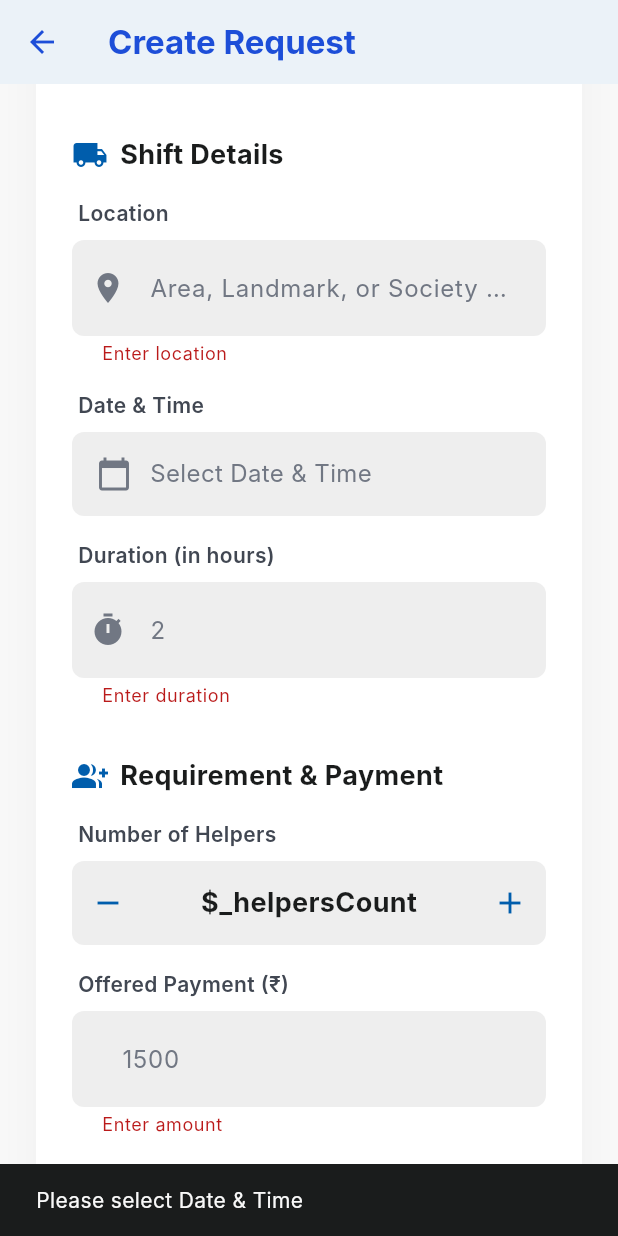
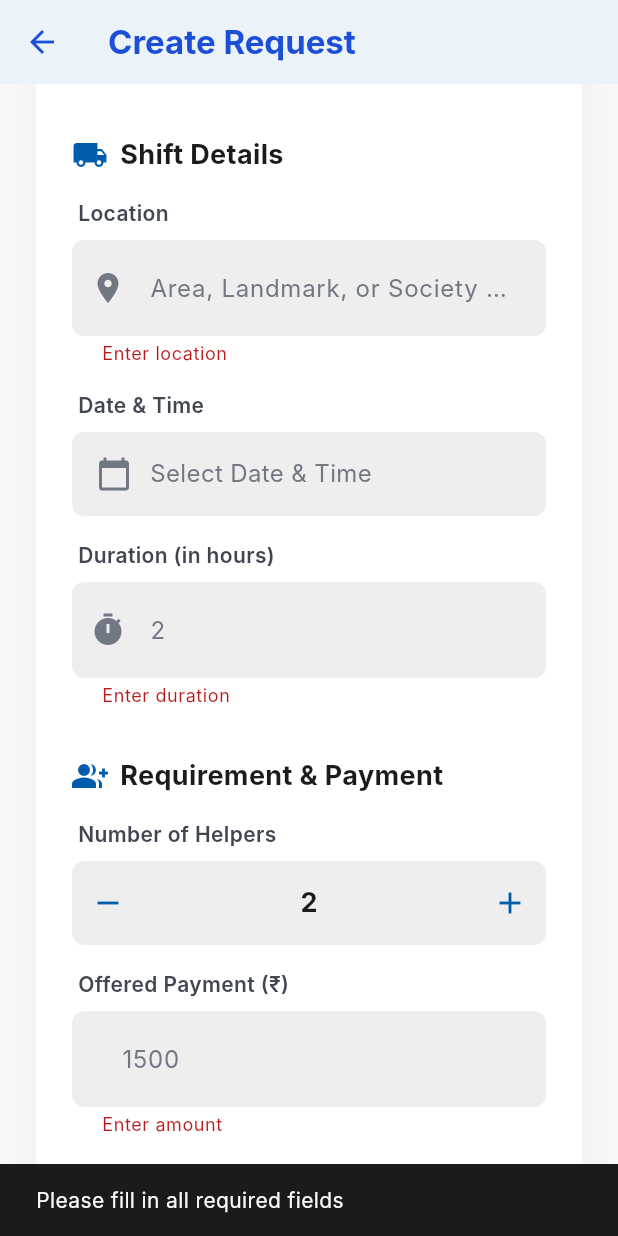
Before and after one commit to SohamSawant21/Shiftease_pune, a Flutter app: the CreateRequestScreen screen opened by its route, scrolled down 467 dp, after a tap on "Post Request", on a phone screen of 412 x 824 dp. Run offline on Flutter 3.47's test engine with Material 3 defaults, Android fonts, the phone set to English and light mode, and no system bars; Roboto replaces fonts that are missing (Inter).

Commit message:
Failed attempt by gemini for my request

```diff
--- a/shiftease_pune/lib/screens/requester/create_request_screen.dart
+++ b/shiftease_pune/lib/screens/requester/create_request_screen.dart
@@ -57,30 +57,40 @@ class _CreateRequestScreenState extends State<CreateRequestScreen> {
   }
 
   void _submit() {
-    if (_formKey.currentState!.validate() && _selectedDate != null && _selectedTime != null) {
+    // Null-safe check — currentState can theoretically be null during hot-reload
+    final formState = _formKey.currentState;
+    if (formState == null || !formState.validate()) {
+      ScaffoldMessenger.of(context).showSnackBar(
+        const SnackBar(content: Text('Please fill in all required fields')),
+      );
+      return;
+    }
+    if (_selectedDate == null || _selectedTime == null) {
+      ScaffoldMessenger.of(context).showSnackBar(
+        const SnackBar(content: Text('Please select Date & Time')),
+      );
+      return;
+    }
+
     final dateTime = DateTime(
       _selectedDate!.year, _selectedDate!.month, _selectedDate!.day,
       _selectedTime!.hour, _selectedTime!.minute,
     );
 
     final req = Request(
-        id: 'SH-\${DateTime.now().millisecondsSinceEpoch.toString().substring(7)}',
-        name: _nameController.text,
-        phone: _phoneController.text,
-        location: _locationController.text,
+      id: 'SH-${DateTime.now().millisecondsSinceEpoch.toString().substring(7)}',
+      name: _nameController.text.trim(),
+      phone: _phoneController.text.trim(),
+      location: _locationController.text.trim(),
       dateTime: dateTime,
-        duration: int.parse(_durationController.text),
+      duration: int.tryParse(_durationController.text.trim()) ?? 1,
       helpers: _helpersCount,
-        payment: double.parse(_paymentController.text),
+      payment: double.tryParse(_paymentController.text.trim()) ?? 0.0,
     );
 
+    if (!mounted) return;
     Provider.of<RequestProvider>(context, listen: false).addRequest(req);
     Navigator.pop(context);
-    } else if (_selectedDate == null || _selectedTime == null) {
-      ScaffoldMessenger.of(context).showSnackBar(
-        const SnackBar(content: Text('Please select Date & Time')),
-      );
-    }
   }
 
   @override
@@ -139,7 +149,7 @@ class _CreateRequestScreenState extends State<CreateRequestScreen> {
                         label: 'Name',
                         controller: _nameController,
                         hint: 'e.g. Rahul Sharma',
-                        validator: (v) => v!.isEmpty ? 'Enter name' : null,
+                        validator: (v) => (v == null || v.trim().isEmpty) ? 'Enter name' : null,
                       ),
                       const SizedBox(height: 16),
                       _buildTextField(
@@ -147,7 +157,7 @@ class _CreateRequestScreenState extends State<CreateRequestScreen> {
                         controller: _phoneController,
                         hint: '+91 00000 00000',
                         keyboardType: TextInputType.phone,
-                        validator: (v) => v!.length < 10 ? 'Enter valid number' : null,
+                        validator: (v) => (v == null || v.trim().length < 10) ? 'Enter valid number' : null,
                       ),
 
                       const SizedBox(height: 32),
@@ -158,7 +168,7 @@ class _CreateRequestScreenState extends State<CreateRequestScreen> {
                         controller: _locationController,
                         hint: 'Area, Landmark, or Society Name',
                         prefixIcon: Icons.location_on,
-                        validator: (v) => v!.isEmpty ? 'Enter location' : null,
+                        validator: (v) => (v == null || v.trim().isEmpty) ? 'Enter location' : null,
                       ),
                       const SizedBox(height: 16),
                       _buildLabel('Date & Time'),
@@ -193,7 +203,7 @@ class _CreateRequestScreenState extends State<CreateRequestScreen> {
                         hint: '2',
                         prefixIcon: Icons.timer,
                         keyboardType: TextInputType.number,
-                        validator: (v) => v!.isEmpty ? 'Enter duration' : null,
+                        validator: (v) => (v == null || v.trim().isEmpty) ? 'Enter duration' : null,
                       ),
 
                       const SizedBox(height: 32),
@@ -215,7 +225,7 @@ class _CreateRequestScreenState extends State<CreateRequestScreen> {
                                 if (_helpersCount > 1) setState(() => _helpersCount--);
                               },
                             ),
-                            Text('\$_helpersCount', style: const TextStyle(fontWeight: FontWeight.bold, fontSize: 18)),
+                            Text('$_helpersCount', style: const TextStyle(fontWeight: FontWeight.bold, fontSize: 18)),
                             IconButton(
                               icon: const Icon(Icons.add, color: AppTheme.primary),
                               onPressed: () {
@@ -232,7 +242,7 @@ class _CreateRequestScreenState extends State<CreateRequestScreen> {
                         hint: '1500',
                         prefixText: '₹ ',
                         keyboardType: TextInputType.number,
-                        validator: (v) => v!.isEmpty ? 'Enter amount' : null,
+                        validator: (v) => (v == null || v.trim().isEmpty) ? 'Enter amount' : null,
                       ),
 
                       const SizedBox(height: 32),
--- a/shiftease_pune/lib/screens/worker/job_details_screen.dart
+++ b/shiftease_pune/lib/screens/worker/job_details_screen.dart
@@ -76,7 +76,7 @@ class JobDetailsScreen extends StatelessWidget {
                               borderRadius: BorderRadius.circular(16),
                             ),
                             child: Text(
-                              '₹\${job.payment.toStringAsFixed(0)}',
+                              '₹${job.payment.toStringAsFixed(0)}',
                               style: const TextStyle(
                                 color: Colors.white,
                                 fontWeight: FontWeight.bold,
@@ -99,7 +99,7 @@ class JobDetailsScreen extends StatelessWidget {
                               children: [
                                 const Icon(Icons.schedule, size: 16, color: AppTheme.primary),
                                 const SizedBox(width: 8),
-                                Text('\${job.duration} Hours', style: const TextStyle(fontWeight: FontWeight.bold)),
+                                Text('${job.duration} Hours', style: const TextStyle(fontWeight: FontWeight.bold)),
                               ],
                             ),
                           ),
@@ -114,7 +114,7 @@ class JobDetailsScreen extends StatelessWidget {
                               children: [
                                 const Icon(Icons.group, size: 16, color: AppTheme.primary),
                                 const SizedBox(width: 8),
-                                Text('\${job.helpers} Helpers', style: const TextStyle(fontWeight: FontWeight.bold)),
+                                Text('${job.helpers} Helpers', style: const TextStyle(fontWeight: FontWeight.bold)),
                               ],
                             ),
                           ),
--- a/shiftease_pune/lib/services/request_provider.dart
+++ b/shiftease_pune/lib/services/request_provider.dart
@@ -4,10 +4,14 @@ import '../models/request.dart';
 class RequestProvider with ChangeNotifier {
   final List<Request> _requests = [];
 
-  List<Request> get requests => _requests;
+  /// Returns a new list so every Consumer rebuild gets a new reference.
+  List<Request> get requests => _requests.toList();
 
   List<Request> get pendingRequests =>
       _requests.where((r) => r.status == 'Pending').toList();
+
+  List<Request> get acceptedRequests =>
+      _requests.where((r) => r.status == 'Accepted').toList();
 
   void addRequest(Request request) {
     _requests.add(request);
@@ -25,7 +29,7 @@ class RequestProvider with ChangeNotifier {
   Request? getRequestById(String id) {
     try {
       return _requests.firstWhere((r) => r.id == id);
-    } catch (e) {
+    } catch (_) {
       return null;
     }
   }
```
Also changed, not shown: shiftease_pune/lib/screens/requester/my_requests_screen.dart (+7 -3 lines), shiftease_pune/lib/screens/requester/request_status_screen.dart (+7 -1 lines), shiftease_pune/lib/screens/worker/worker_dashboard.dart (+164 -24 lines), shiftease_pune/lib/main.dart (line endings or trailing spaces). Lines whose indentation alone changed are shown as unchanged.
